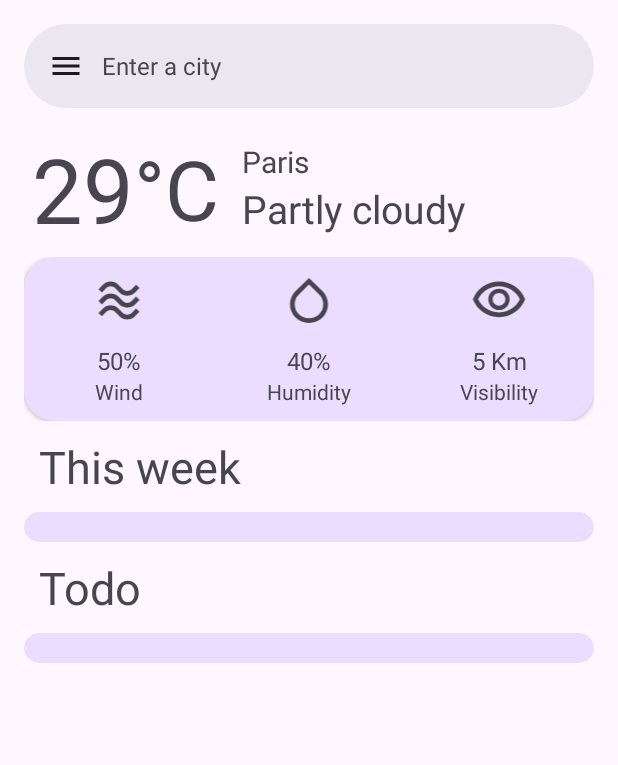
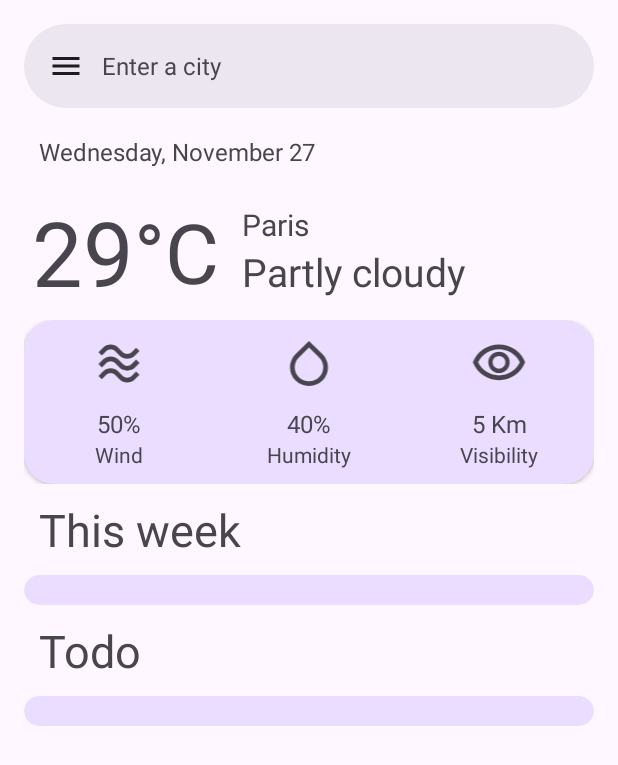
Before and after one commit to pratyaksh1610/WeatherApp, an Android app: the screen it shows after launch (MainActivity), on a phone screen of 412 x 824 dp. Shown: the top 765 px of the screen. Run offline under Robolectric (Android 15) with nearby library versions, the phone set to English and light mode, and no system bars; our stand-ins replace Room's generated code, Shimmer; network calls fail; 2 statements that could not run were skipped.

```diff
--- a/app/src/main/res/layout/main_weather_layout.xml
+++ b/app/src/main/res/layout/main_weather_layout.xml
@@ -16,6 +16,21 @@
         app:layout_constraintRight_toLeftOf="parent"
         app:layout_constraintRight_toRightOf="parent"
         app:layout_constraintTop_toTopOf="parent">
+
+        <LinearLayout
+            android:layout_width="match_parent"
+            android:layout_height="wrap_content"
+            android:layout_gravity="center"
+            android:orientation="horizontal"
+            android:padding="10dp">
+
+            <TextView
+                android:id="@+id/dayAndDate"
+                android:layout_width="wrap_content"
+                android:layout_height="wrap_content"
+                android:text="Wednesday, November 27"
+                android:textSize="16sp" />
+        </LinearLayout>
 
         <LinearLayout
             android:layout_width="match_parent"
@@ -278,8 +293,8 @@
                 <androidx.recyclerview.widget.RecyclerView
                     android:id="@+id/recycler_view_this_week_weather"
                     android:layout_width="wrap_content"
+                    android:layout_height="wrap_content"
                     android:layout_gravity="center"
-                    android:layout_height="wrap_content"
                     android:padding="10dp" />
 
 
```
Also changed, not shown: app/src/main/java/com/pratyakshkhurana/weatherapp/MainActivity.kt (+17 -25 lines).
